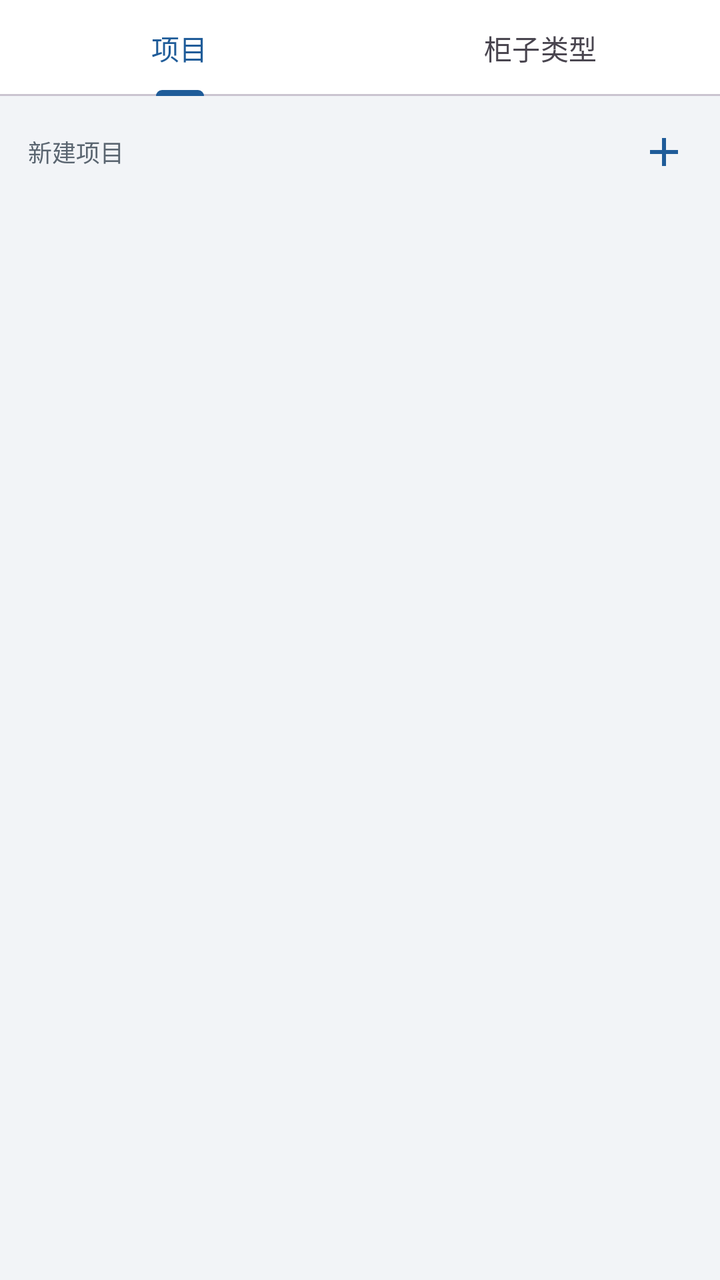
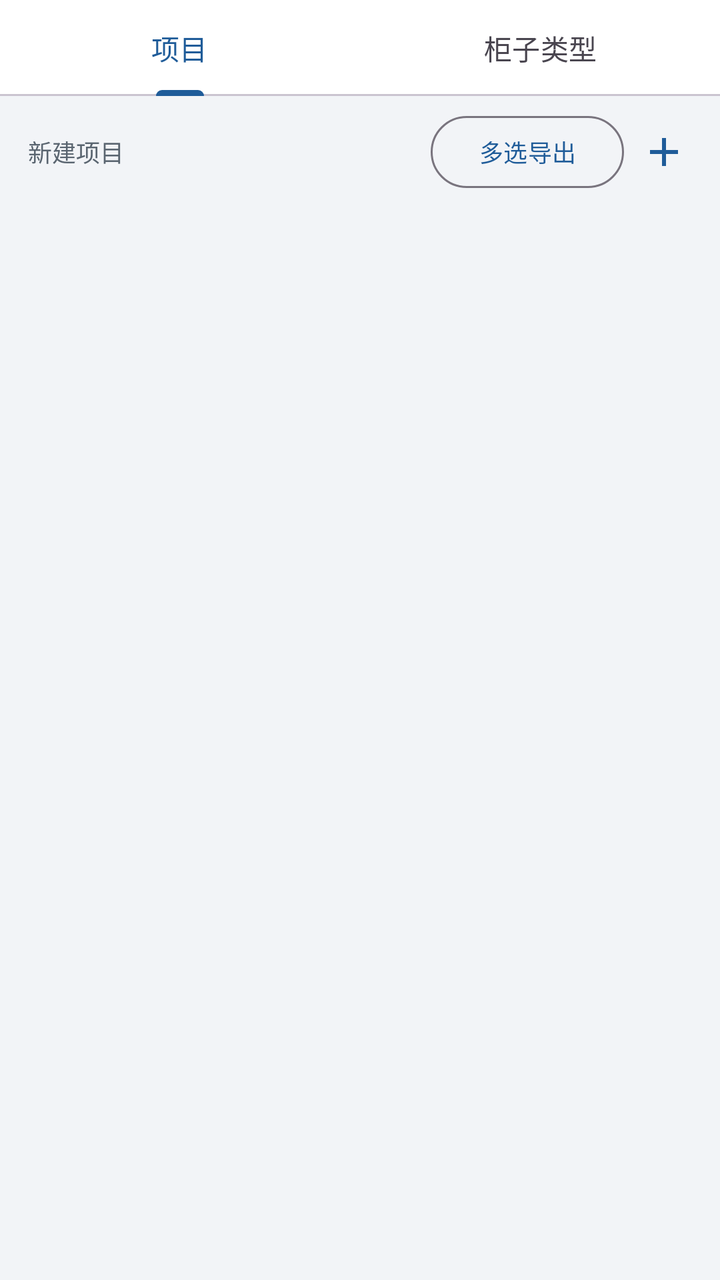

The first picture is an Android layout as it rendered before a commit; the second is the same layout after the commit. The layout source and the unified diff follow.
<!-- AndroidManifest.xml: application theme Theme.App -->
<!-- res/layout/fragment_device.xml -->
<?xml version="1.0" encoding="utf-8"?>
<LinearLayout xmlns:android="http://schemas.android.com/apk/res/android"
    xmlns:app="http://schemas.android.com/apk/res-auto"
    android:layout_width="match_parent"
    android:layout_height="match_parent"
    android:orientation="vertical">

    <com.google.android.material.tabs.TabLayout
        android:id="@+id/tabs"
        android:layout_width="match_parent"
        android:layout_height="wrap_content"
        app:tabGravity="fill"
        app:tabMode="fixed">

        <com.google.android.material.tabs.TabItem
            android:layout_width="wrap_content"
            android:layout_height="wrap_content"
            android:text="@string/device_tab_projects" />

        <com.google.android.material.tabs.TabItem
            android:layout_width="wrap_content"
            android:layout_height="wrap_content"
            android:text="@string/device_tab_types" />
    </com.google.android.material.tabs.TabLayout>

    <FrameLayout
        android:layout_width="match_parent"
        android:layout_height="0dp"
        android:layout_weight="1">

        
        <LinearLayout
            android:id="@+id/page_projects"
            android:layout_width="match_parent"
            android:layout_height="match_parent"
            android:orientation="vertical">

            <LinearLayout
                android:layout_width="match_parent"
                android:layout_height="wrap_content"
                android:gravity="center_vertical"
                android:orientation="horizontal"
                android:paddingStart="14dp"
                android:paddingTop="8dp"
                android:paddingEnd="8dp"
                android:paddingBottom="4dp">

                <TextView
                    android:layout_width="0dp"
                    android:layout_height="wrap_content"
                    android:layout_weight="1"
                    android:text="@string/new_project"
                    android:textColor="@color/text_secondary"
                    android:textSize="12sp" />

                <ImageButton
                    android:id="@+id/btn_add_project"
                    android:layout_width="40dp"
                    android:layout_height="40dp"
                    android:background="?attr/selectableItemBackgroundBorderless"
                    android:contentDescription="@string/add"
                    android:src="@drawable/ic_add"
                    app:tint="@color/primary" />
            </LinearLayout>

            <FrameLayout
                android:layout_width="match_parent"
                android:layout_height="0dp"
                android:layout_weight="1">

                <androidx.recyclerview.widget.RecyclerView
                    android:id="@+id/rv_projects"
                    android:layout_width="match_parent"
                    android:layout_height="match_parent" />

                <TextView
                    android:id="@+id/tv_empty_projects"
                    android:layout_width="wrap_content"
                    android:layout_height="wrap_content"
                    android:layout_gravity="center"
                    android:gravity="center"
                    android:text="@string/empty_projects"
                    android:textColor="@color/text_secondary"
                    android:visibility="gone" />
            </FrameLayout>
        </LinearLayout>

        
        <LinearLayout
            android:id="@+id/page_types"
            android:layout_width="match_parent"
            android:layout_height="match_parent"
            android:orientation="vertical"
            android:visibility="gone">

            <LinearLayout
                android:layout_width="match_parent"
                android:layout_height="wrap_content"
                android:gravity="center_vertical"
                android:orientation="horizontal"
                android:paddingStart="14dp"
                android:paddingTop="8dp"
                android:paddingEnd="8dp"
                android:paddingBottom="4dp">

                <TextView
                    android:layout_width="0dp"
                    android:layout_height="wrap_content"
                    android:layout_weight="1"
                    android:text="@string/new_type"
                    android:textColor="@color/text_secondary"
                    android:textSize="12sp" />

                <ImageButton
                    android:id="@+id/btn_add_type"
                    android:layout_width="40dp"
                    android:layout_height="40dp"
                    android:background="?attr/selectableItemBackgroundBorderless"
                    android:contentDescription="@string/add"
                    android:src="@drawable/ic_add"
                    app:tint="@color/primary" />
            </LinearLayout>

            <FrameLayout
                android:layout_width="match_parent"
                android:layout_height="0dp"
                android:layout_weight="1">

                <androidx.recyclerview.widget.RecyclerView
                    android:id="@+id/rv_types"
                    android:layout_width="match_parent"
                    android:layout_height="match_parent" />

                <TextView
                    android:id="@+id/tv_empty_types"
                    android:layout_width="wrap_content"
                    android:layout_height="wrap_content"
                    android:layout_gravity="center"
                    android:gravity="center"
                    android:text="@string/empty_types"
                    android:textColor="@color/text_secondary"
                    android:visibility="gone" />
            </FrameLayout>
        </LinearLayout>
    </FrameLayout>
</LinearLayout>
<!-- resources referenced by this layout -->
<resources>
  <color name="primary">#1F5C99</color>
  <color name="text_secondary">#5A6570</color>
  <!-- drawable ic_add (drawable) -->
  <?xml version="1.0" encoding="utf-8"?>
  <vector xmlns:android="http://schemas.android.com/apk/res/android"
      android:width="24dp" android:height="24dp"
      android:viewportWidth="24" android:viewportHeight="24"
      android:tint="@color/on_primary">
      <path android:fillColor="@android:color/white"
          android:pathData="M19,13h-6v6h-2v-6L5,13v-2h6L11,5h2v6h6z" />
  </vector>
  <string name="add">添加</string>
  <string name="device_tab_projects">项目</string>
  <string name="device_tab_types">柜子类型</string>
  <string name="empty_projects">暂无项目\n点击右上角 ＋ 新建工程项目</string>
  <string name="empty_types">暂无柜子类型模板\n点击右上角 ＋ 新建（如：直流馈线柜）</string>
  <string name="new_project">新建项目</string>
  <string name="new_type">新建柜子类型</string>
  <style name="Theme.App" parent="Theme.Material3.Light.NoActionBar">
          <item name="colorPrimary">@color/primary</item>
          <item name="colorOnPrimary">@color/on_primary</item>
          <item name="colorPrimaryContainer">@color/primary_container</item>
          <item name="colorOnPrimaryContainer">@color/on_primary_container</item>
          <item name="colorSecondary">@color/secondary</item>
          <item name="android:colorBackground">@color/bg</item>
          <item name="colorSurface">@color/surface</item>
          <item name="colorOnSurface">@color/on_surface</item>
          <item name="colorError">@color/danger</item>
          <item name="android:statusBarColor">@color/primary_dark</item>
          <item name="android:textColorSecondary">@color/text_secondary</item>
          <item name="android:divider">@color/divider</item>
      </style>
  <color name="on_primary">#FFFFFF</color>
  <color name="primary_container">#D9E6F5</color>
  <color name="on_primary_container">#0B3055</color>
  <color name="secondary">#45607F</color>
  <color name="bg">#F2F4F7</color>
  <color name="surface">#FFFFFF</color>
  <color name="on_surface">#1B1F24</color>
  <color name="danger">#B3261E</color>
  <color name="primary_dark">#17456F</color>
  <color name="divider">#E1E5EA</color>
</resources>

<!-- the commit's change to res/layout/fragment_device.xml (unified diff, before → after) -->
@@ -51,6 +51,16 @@
                     android:layout_weight="1"
                     android:text="@string/new_project"
                     android:textColor="@color/text_secondary"
+                    android:textSize="12sp" />
+
+                <com.google.android.material.button.MaterialButton
+                    android:id="@+id/btn_export_multi"
+                    style="?attr/materialButtonOutlinedStyle"
+                    android:layout_width="wrap_content"
+                    android:layout_height="36dp"
+                    android:insetTop="0dp"
+                    android:insetBottom="0dp"
+                    android:text="@string/multi_export"
                     android:textSize="12sp" />
 
                 <ImageButton
<!-- resource entries referenced after the edit -->
@@ -16,6 +16,7 @@
   <string name="device_tab_types">柜子类型</string>
   <string name="empty_projects">暂无项目\n点击右上角 ＋ 新建工程项目</string>
   <string name="empty_types">暂无柜子类型模板\n点击右上角 ＋ 新建（如：直流馈线柜）</string>
+  <string name="multi_export">多选导出</string>
   <string name="new_project">新建项目</string>
   <string name="new_type">新建柜子类型</string>
   <style name="Theme.App" parent="Theme.Material3.Light.NoActionBar">
